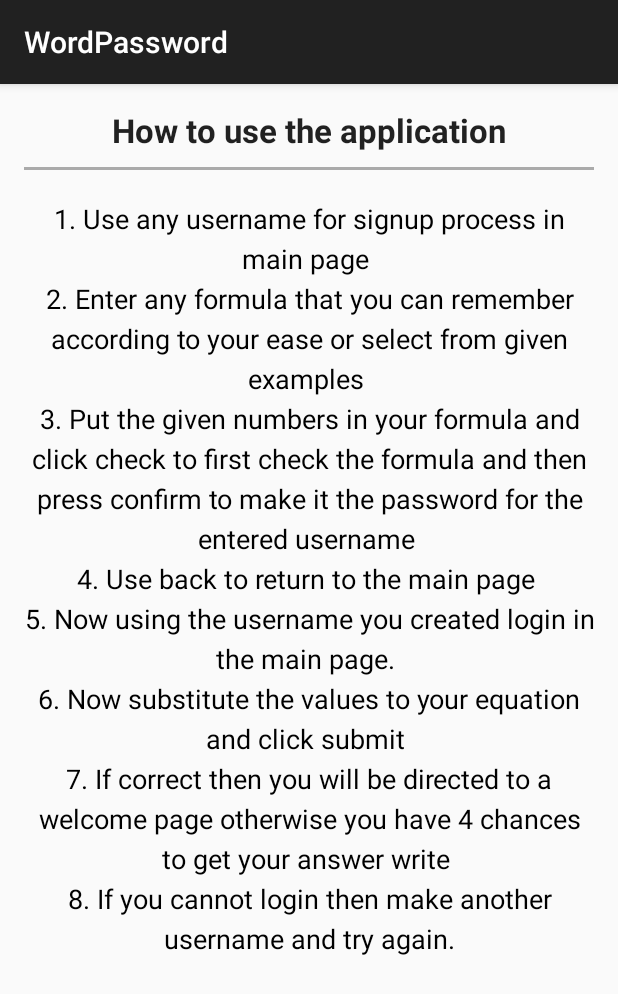
After one commit to am2990/Dynamic-Password-Text, an Android app: the InstructionsActivity screen opened directly, with no data from a screen before it, on a phone screen of 412 x 824 dp. The commit adds this screen. Shown: the top 994 px of the screen. Run offline under Robolectric (Android 15) with nearby library versions, the phone set to English and light mode, and no system bars.

Commit message:
Instructions activity and feedback form added

```diff
--- /dev/null
+++ b/app/src/main/java/com/example/wordpassword/activity/InstructionsActivity.java
@@ -0,0 +1,32 @@
+package com.example.wordpassword.activity;
+
+import android.support.v7.app.AppCompatActivity;
+import android.os.Bundle;
+
+import com.example.wordpassword.CSVeditor;
+import com.example.wordpassword.R;
+
+import java.util.Calendar;
+
+public class InstructionsActivity extends AppCompatActivity {
+
+    @Override
+    protected void onCreate(Bundle savedInstanceState) {
+        super.onCreate(savedInstanceState);
+        setContentView(R.layout.activity_instructions);
+    }
+
+    long startTime;
+    @Override
+    protected void onResume() {
+        super.onResume();
+        startTime = Calendar.getInstance().getTimeInMillis();
+    }
+
+    @Override
+    protected void onPause() {
+        super.onPause();
+        long endTime = Calendar.getInstance().getTimeInMillis() - startTime;
+        CSVeditor.shared().recordTimeStamp(endTime, 15);
+    }
+}
--- a/app/src/main/java/com/example/wordpassword/activity/TypeSelectionActivity.java
+++ b/app/src/main/java/com/example/wordpassword/activity/TypeSelectionActivity.java
@@ -105,4 +105,9 @@ public class TypeSelectionActivity extends AppCompatActivity {
         super.onResume();
         startTime = Calendar.getInstance().getTimeInMillis();
     }
+
+    @Override
+    public void onBackPressed() {
+        super.onBackPressed();
+    }
 }
--- a/app/src/main/java/com/example/wordpassword/activity/WordSelection.java
+++ b/app/src/main/java/com/example/wordpassword/activity/WordSelection.java
@@ -460,8 +460,9 @@ public class WordSelection extends AppCompatActivity {
 
     @Override
     public void onBackPressed() {
-        Intent intent = new Intent(getBaseContext(), UsernameActivity.class);
-        startActivity(intent);
+        /*Intent intent = new Intent(getBaseContext(), UsernameActivity.class);
+        startActivity(intent);*/
+        Toast.makeText(WordSelection.this, "Please select your words", Toast.LENGTH_SHORT).show();
     }
 
     long startTime;
--- /dev/null
+++ b/app/src/main/res/layout/activity_instructions.xml
@@ -0,0 +1,49 @@
+<?xml version="1.0" encoding="utf-8"?>
+<LinearLayout xmlns:android="http://schemas.android.com/apk/res/android"
+    xmlns:tools="http://schemas.android.com/tools"
+    android:layout_width="match_parent"
+    android:layout_height="match_parent"
+    android:paddingBottom="@dimen/activity_vertical_margin"
+    android:paddingLeft="@dimen/activity_horizontal_margin"
+    android:paddingRight="@dimen/activity_horizontal_margin"
+    android:paddingTop="@dimen/activity_vertical_margin"
+    tools:context="com.example.wordpassword.activity.InstructionsActivity">
+
+    <ScrollView
+        android:layout_width="match_parent"
+        android:layout_height="wrap_content">
+
+        <LinearLayout
+            android:layout_width="match_parent"
+            android:layout_height="wrap_content"
+            android:orientation="vertical"
+            android:gravity="center">
+
+            <TextView
+                android:layout_width="wrap_content"
+                android:layout_height="wrap_content"
+                android:text="How to use the application"
+                android:textStyle="bold"
+                android:textAppearance="?android:attr/textAppearanceLarge"/>
+            <View
+                android:layout_width="wrap_content"
+                android:layout_height="2dp"
+                android:background="@android:color/darker_gray"
+                android:layout_marginTop="10dp"
+                android:layout_marginBottom="10dp"/>
+
+            <TextView
+                android:gravity="center"
+                android:layout_width="wrap_content"
+                android:layout_height="wrap_content"
+                android:text="@string/instuctions"
+                android:layout_marginTop="10dp"
+                android:lineSpacingExtra="5dp"
+                android:textColor="@android:color/black"
+                android:textAppearance="?android:attr/textAppearanceMedium"/>
+
+        </LinearLayout>
+
+    </ScrollView>
+
+</LinearLayout>
--- a/app/src/main/res/menu/main.xml
+++ b/app/src/main/res/menu/main.xml
@@ -4,9 +4,9 @@
     tools:context="com.example.wordpassword.MainActivity" >
 
     <item
-        android:id="@+id/action_settings"
+        android:id="@+id/action_instructions"
         android:orderInCategory="100"
-        android:title="@string/action_settings"
+        android:title="@string/action_instructions"
         app:showAsAction="never"/>
 
 </menu>
--- a/app/src/main/res/values/strings.xml
+++ b/app/src/main/res/values/strings.xml
@@ -3,7 +3,7 @@
 
     <string name="app_name">WordPassword</string>
     <string name="hello_world">Hello world!</string>
-    <string name="action_settings">Settings</string>
+    <string name="action_instructions">Instructions</string>
     <string name="title_activity_type_selection">Selection Password Type</string>
     <string name="username" />
     <!--Password Type Selection Activity-->
@@ -14,5 +14,34 @@
     <string name="title_activity_word_selection">Select Words</string>
     <string name="title_activity_username">UsernameActivity</string>
 
+    <string name="instuctions">1. Use any username for signup process in main page
+        \n2. Enter any formula that you can remember according to your ease or select from given examples
+        \n3. Put the given numbers in your formula and click check to first check the formula
+        and then press confirm to make it the password for the entered username
+        \n4. Use back to return to the main page
+        \n5. Now using the username you created login in the main page.
+        \n6. Now substitute the values to your equation and click submit
+        \n7. If correct then you will be directed to a welcome page otherwise you have 4 chances to get your answer write
+        \n8. If you cannot login then make another username and try again.</string>
+
+    <string name="spn_memory_burden">Memory Burden</string>
+    <string-array name="arr_memory_burden">
+        <item>Easy</item>
+        <item>Average</item>
+        <item>Difficult</item>
+    </string-array>
+
+    <string name="spn_understand">Understanding level</string>
+    <string-array name="arr_understand">
+        <item>Easy</item>
+        <item>Difficult</item>
+    </string-array>
+
+    <string name="spn_remember">Understanding level</string>
+    <string-array name="arr_remember">
+        <item>Easy</item>
+        <item>Difficult</item>
+    </string-array>
+
 
 </resources>
```
Also changed, not shown: app/src/main/AndroidManifest.xml (+3 -5 lines), app/src/main/java/com/example/wordpassword/CSVeditor.java (+42 -2 lines), app/src/main/java/com/example/wordpassword/MainActivity.java (+7 -21 lines), app/src/main/java/com/example/wordpassword/NotificationPublisher.java (added, +28 -0 lines), app/src/main/java/com/example/wordpassword/SampleTagCloud.java (+8 -3 lines), app/src/main/java/com/example/wordpassword/TagCloudView.java (+23 -15 lines), app/src/main/java/com/example/wordpassword/activity/FeedbackActivity.java (added, +122 -0 lines), app/src/main/java/com/example/wordpassword/activity/UsernameActivity.java (+25 -0 lines), app/src/main/res/layout/activity_feedback.xml (added, +135 -0 lines).
